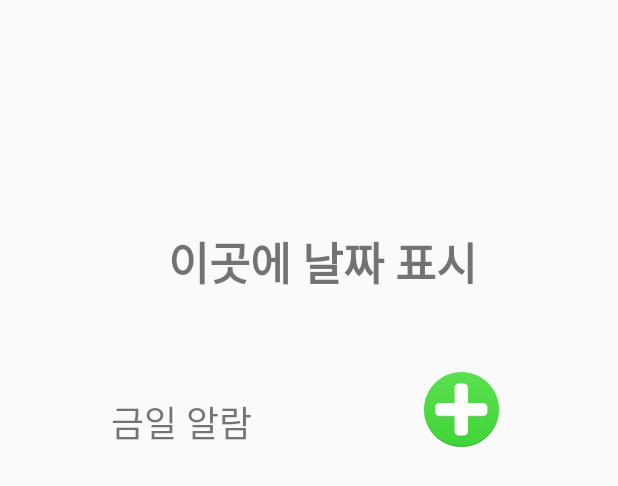
After one commit to wpdnd0414/Med_Quick, an Android app built with Jetpack Compose: the layout activity_set_alarm.xml on its own in the app's theme, with its tools: preview values and no code run, on a phone screen of 412 x 824 dp. The commit adds this screen. Shown: the top 486 px of the screen. Run offline under Robolectric (Android 15) with nearby library versions, the phone set to English and light mode, and no system bars.

Commit message:
Set_Alarm 화면
일단 화면 모양만 구성했습니다.

Main 화면에서 'Go to Alarm' 버튼을 누르면 기존 Alarm엑티비티로 설정되어있던걸 Set_Alarm으로 교체했습니다.

-> 알람설정 화면에서 알람을 추가하면 화면에 리스트 형식으로 보여 주는 건 아직

```diff
--- a/app/src/main/java/com/example/quick_med/MainActivity.kt
+++ b/app/src/main/java/com/example/quick_med/MainActivity.kt
@@ -16,7 +16,7 @@ class MainActivity : AppCompatActivity() {
 
         val buttonAlarm = findViewById<Button>(R.id.button_alarm)
         buttonAlarm.setOnClickListener {
-            val intent = Intent(this, Alarm::class.java)
+            val intent = Intent(this, Set_Alarm::class.java)
             startActivity(intent)
         }
 
--- /dev/null
+++ b/app/src/main/java/com/example/quick_med/Set_Alarm.kt
@@ -0,0 +1,47 @@
+package com.example.quick_med
+
+import android.os.Bundle
+import android.widget.Button
+import androidx.activity.enableEdgeToEdge
+import androidx.appcompat.app.AppCompatActivity
+import androidx.core.view.ViewCompat
+import androidx.core.view.WindowInsetsCompat
+import android.widget.TextView
+import java.text.SimpleDateFormat
+import java.util.Calendar
+import java.util.Locale
+
+class Set_Alarm : AppCompatActivity() {
+    override fun onCreate(savedInstanceState: Bundle?) {
+        super.onCreate(savedInstanceState)
+        enableEdgeToEdge()
+        setContentView(R.layout.activity_set_alarm)
+
+        ViewCompat.setOnApplyWindowInsetsListener(findViewById(R.id.main)) { v, insets ->
+            val systemBars = insets.getInsets(WindowInsetsCompat.Type.systemBars())
+            v.setPadding(systemBars.left, systemBars.top, systemBars.right, systemBars.bottom)
+            insets
+        }
+
+        // 오늘 날짜를 표시해줌.feat GPT
+        setContentView(R.layout.activity_set_alarm)
+
+        val dateTextView: TextView = findViewById(R.id.dateTextView)
+
+        val calendar = Calendar.getInstance()
+
+        val dateFormat = SimpleDateFormat("M월 d일 E요일", Locale.KOREAN )
+
+        val dateString = dateFormat.format(calendar.time)
+
+        dateTextView.text = dateString
+
+
+
+        /*val button: Button = findViewById(R.id.addbutton)
+
+        button.setOnClickListener {
+            val intent = Intent(this, /*이 안에 Set_Alarm 1이름*/ ::class.java)
+            startActivity(intent)*/
+    }
+}
--- /dev/null
+++ b/app/src/main/res/layout/activity_set_alarm.xml
@@ -0,0 +1,51 @@
+<?xml version="1.0" encoding="utf-8"?>
+<androidx.constraintlayout.widget.ConstraintLayout xmlns:android="http://schemas.android.com/apk/res/android"
+    xmlns:app="http://schemas.android.com/apk/res-auto"
+    xmlns:tools="http://schemas.android.com/tools"
+    android:id="@+id/main"
+    android:layout_width="match_parent"
+    android:layout_height="match_parent"
+    tools:context=".Set_Alarm">
+
+    <Button
+        android:id="@+id/addbutton"
+        android:layout_width="50dp"
+        android:layout_height="50dp"
+        android:background="@drawable/add_alarm"
+        android:text=" "
+        app:layout_constraintBottom_toBottomOf="parent"
+        app:layout_constraintEnd_toEndOf="parent"
+        app:layout_constraintHorizontal_bias="0.781"
+        app:layout_constraintStart_toStartOf="parent"
+        app:layout_constraintTop_toTopOf="parent"
+        app:layout_constraintVertical_bias="0.32" />
+
+    <TextView
+        android:id="@+id/dateTextView"
+        android:layout_width="235dp"
+        android:layout_height="54dp"
+        android:text="이곳에 날짜 표시"
+        android:textAlignment="center"
+        android:textSize="30sp"
+        android:textStyle="bold"
+        app:layout_constraintBottom_toBottomOf="parent"
+        app:layout_constraintEnd_toEndOf="parent"
+        app:layout_constraintHorizontal_bias="0.551"
+        app:layout_constraintStart_toStartOf="parent"
+        app:layout_constraintTop_toTopOf="parent"
+        app:layout_constraintVertical_bias="0.197" />
+
+    <TextView
+        android:id="@+id/textView2"
+        android:layout_width="wrap_content"
+        android:layout_height="wrap_content"
+        android:text="금일 알람"
+        android:textSize="24sp"
+        app:layout_constraintBottom_toBottomOf="parent"
+        app:layout_constraintEnd_toEndOf="parent"
+        app:layout_constraintHorizontal_bias="0.233"
+        app:layout_constraintStart_toStartOf="parent"
+        app:layout_constraintTop_toTopOf="parent"
+        app:layout_constraintVertical_bias="0.334" />
+
+</androidx.constraintlayout.widget.ConstraintLayout>
```
